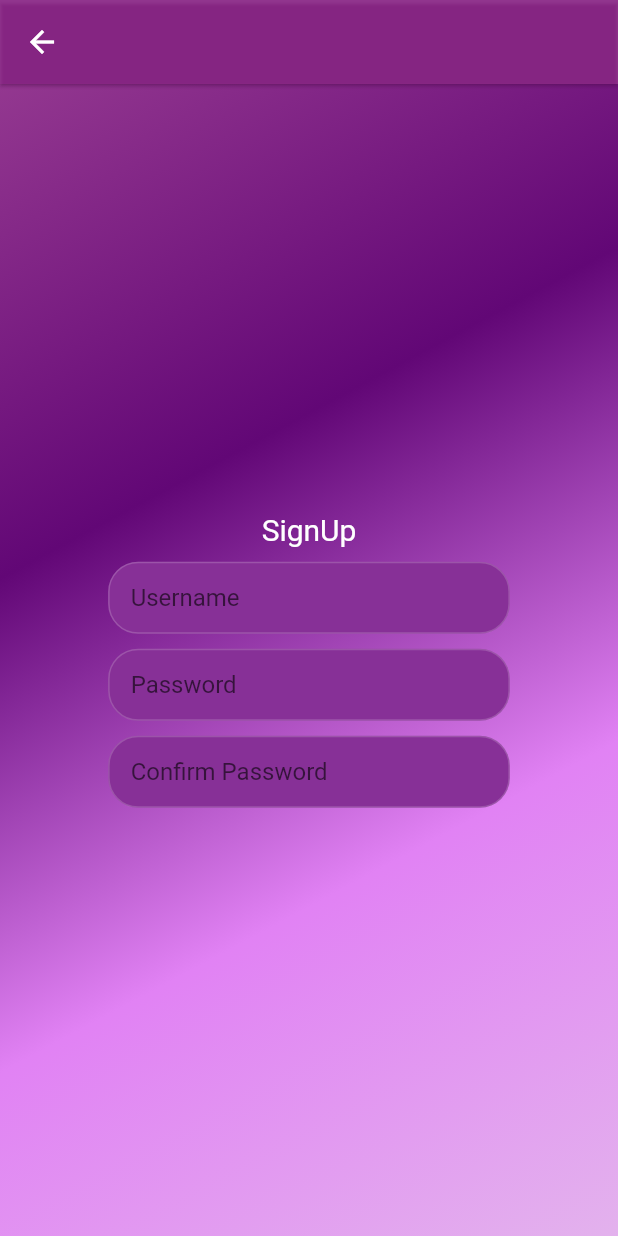
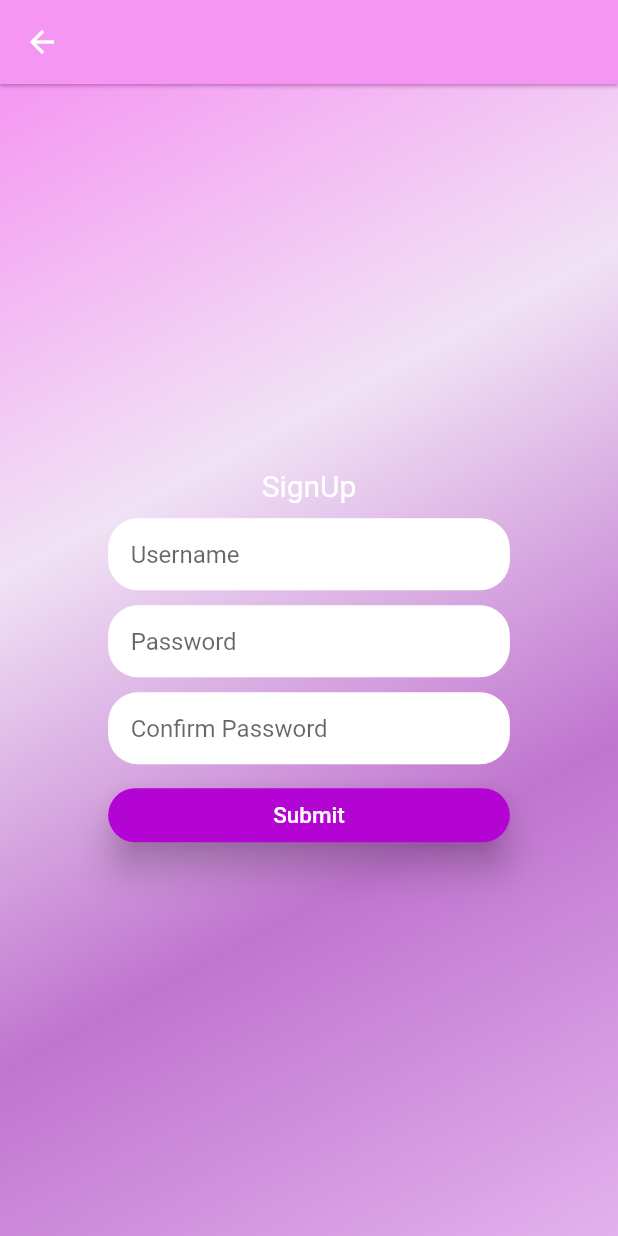
Before and after one commit to Mukesh-MP/MathQ, a Flutter app: the screen it shows after launch, after a tap on "Sign Up", on a phone screen of 412 x 824 dp. Run offline on Flutter 3.47's test engine with Material 2 defaults, Android fonts, the phone set to English and light mode, and no system bars; our stand-ins replace firebase_auth, firebase_core, get; accounts and stored records are empty.

Commit message:
login and resgister using firebase

```diff
--- /dev/null
+++ b/lib/firebase/gobal.dart
@@ -0,0 +1,28 @@
+import 'dart:io';
+
+import 'package:firebase_core/firebase_core.dart';
+import 'package:flutter/foundation.dart';
+import 'package:mathq/firebase_options.dart';
+
+FirebaseApp? app;
+
+Future<void> firebaseGlobal() async {
+  try {
+    if (Platform.isAndroid) {
+      app = await Firebase.initializeApp(
+              name: "MathQ_Firebase_Android",
+              options: DefaultFirebaseOptions.android)
+          .catchError((error) {
+        if (kDebugMode) {
+          print("Firebase initialization failure");
+        }
+
+        throw error;
+      });
+    } else {}
+  } catch (error) {
+    if (kDebugMode) {
+      print(error.toString());
+    }
+  }
+}
--- a/lib/login/login_controller.dart
+++ /dev/null
@@ -1,5 +0,0 @@
-import 'package:get/get.dart';
-
-class LoginController extends GetxController {
-  RxBool signInOptional = false.obs;
-}
--- a/lib/login/screen/login_screen.dart
+++ b/lib/login/screen/login_screen.dart
@@ -1,14 +1,14 @@
 import 'package:flutter/material.dart';
 import 'package:get/get.dart';
-import 'package:mathq/login/login_controller.dart';
+import 'package:mathq/login/controller/login_controller.dart';
 import 'package:mathq/login/screen/signup_screen.dart';
 
 LinearGradient loginGradient = const LinearGradient(
     begin: Alignment.topLeft,
     end: Alignment.bottomRight,
     colors: [
-      Color.fromARGB(255, 50, 1, 48),
-      Color.fromARGB(255, 98, 7, 118),
+      Color.fromARGB(255, 239, 81, 234),
+      Color.fromARGB(255, 241, 226, 245),
       Color.fromARGB(255, 192, 116, 207)
     ]);
 
@@ -41,8 +41,9 @@ class LoginScreen extends StatelessWidget {
                         children: [
                           SizedBox(
                             width: width * .65,
-                            child: const TextField(
-                              decoration: InputDecoration(
+                            child: TextField(
+                              controller: loginController.emailController,
+                              decoration: const InputDecoration(
                                   enabledBorder: OutlineInputBorder(
                                       borderRadius:
                                           BorderRadius.all(Radius.circular(20)),
@@ -55,11 +56,11 @@ class LoginScreen extends StatelessWidget {
                                           BorderRadius.all(Radius.circular(20)),
                                       borderSide: BorderSide(
                                         color:
-                                            Color.fromARGB(143, 255, 255, 255),
+                                            Color.fromARGB(143, 199, 73, 253),
                                       )),
                                   contentPadding: EdgeInsets.only(left: 15),
                                   filled: true,
-                                  fillColor: Color.fromARGB(255, 115, 24, 132),
+                                  fillColor: Colors.white,
                                   hintText: "Username",
                                   border: OutlineInputBorder(
                                       borderRadius: BorderRadius.all(
@@ -71,8 +72,9 @@ class LoginScreen extends StatelessWidget {
                           ),
                           SizedBox(
                             width: width * .65,
-                            child: const TextField(
-                              decoration: InputDecoration(
+                            child: TextField(
+                              controller: loginController.passwordController,
+                              decoration: const InputDecoration(
                                   enabledBorder: OutlineInputBorder(
                                       borderRadius:
                                           BorderRadius.all(Radius.circular(20)),
@@ -85,7 +87,7 @@ class LoginScreen extends StatelessWidget {
                                           BorderRadius.all(Radius.circular(20)),
                                       borderSide: BorderSide(
                                         color:
-                                            Color.fromARGB(143, 255, 255, 255),
+                                            Color.fromARGB(143, 199, 73, 253),
                                       )),
                                   contentPadding: EdgeInsets.only(left: 15),
                                   hintText: "Password",
@@ -93,7 +95,7 @@ class LoginScreen extends StatelessWidget {
                                       borderRadius: BorderRadius.all(
                                           Radius.circular(20))),
                                   filled: true,
-                                  fillColor: Color.fromARGB(255, 115, 24, 132)),
+                                  fillColor: Colors.white),
                             ),
                           ),
                           const SizedBox(
@@ -113,7 +115,7 @@ class LoginScreen extends StatelessWidget {
                               shadowColor:
                                   MaterialStatePropertyAll(Colors.black),
                               backgroundColor: MaterialStatePropertyAll(
-                                  Color.fromARGB(255, 115, 24, 132)),
+                                  Color.fromARGB(162, 224, 83, 249)),
                               elevation: MaterialStatePropertyAll(10),
                               shape: MaterialStatePropertyAll(
                                   RoundedRectangleBorder(
@@ -122,7 +124,9 @@ class LoginScreen extends StatelessWidget {
                           onPressed: () {
                             if (loginController.signInOptional.value == false) {
                               loginController.signInOptional.value = true;
-                            } else {}
+                            } else {
+                              loginController.login();
+                            }
                           },
                           child: const Text(
                             "Sign In",
@@ -143,7 +147,7 @@ class LoginScreen extends StatelessWidget {
                     child: ElevatedButton(
                       style: const ButtonStyle(
                           backgroundColor: MaterialStatePropertyAll(
-                              Color.fromARGB(255, 115, 24, 132)),
+                              Color.fromARGB(161, 122, 32, 138)),
                           elevation: MaterialStatePropertyAll(10),
                           shape: MaterialStatePropertyAll(
                               RoundedRectangleBorder(
--- a/lib/login/screen/signup_screen.dart
+++ b/lib/login/screen/signup_screen.dart
@@ -1,12 +1,14 @@
 import 'package:flutter/material.dart';
+import 'package:get/get.dart';
+import 'package:mathq/login/controller/login_controller.dart';
 
 LinearGradient signupGradient = const LinearGradient(
     begin: Alignment.topLeft,
     end: Alignment.bottomRight,
     colors: [
-      Color.fromARGB(210, 125, 14, 121),
-      Color.fromARGB(255, 98, 7, 118),
-      Color.fromARGB(255, 225, 130, 244),
+      Color.fromARGB(255, 245, 151, 242),
+      Color.fromARGB(255, 241, 226, 245),
+      Color.fromARGB(255, 192, 116, 207),
       Color.fromARGB(255, 227, 178, 237)
     ]);
 
@@ -15,13 +17,14 @@ class SignUpScreen extends StatelessWidget {
 
   @override
   Widget build(BuildContext context) {
+    var loginController = Get.put(LoginController());
     var width = MediaQuery.of(context).size.width;
     return Scaffold(
         resizeToAvoidBottomInset: false,
         appBar: AppBar(
-          shadowColor: const Color.fromARGB(210, 125, 14, 121),
+          shadowColor: const Color.fromARGB(255, 234, 103, 230),
           elevation: 1,
-          backgroundColor: const Color.fromARGB(210, 125, 14, 121),
+          backgroundColor: const Color.fromARGB(255, 245, 151, 242),
         ),
         body: Container(
             width: double.maxFinite,
@@ -43,8 +46,9 @@ class SignUpScreen extends StatelessWidget {
                   ),
                   SizedBox(
                     width: width * .65,
-                    child: const TextField(
-                      decoration: InputDecoration(
+                    child: TextField(
+                      controller: loginController.emailController,
+                      decoration: const InputDecoration(
                           enabledBorder: OutlineInputBorder(
                               borderRadius:
                                   BorderRadius.all(Radius.circular(20)),
@@ -59,7 +63,7 @@ class SignUpScreen extends StatelessWidget {
                               )),
                           contentPadding: EdgeInsets.only(left: 15),
                           filled: true,
-                          fillColor: Color.fromARGB(255, 135, 48, 151),
+                          fillColor: Colors.white,
                           hintText: "Username",
                           border: OutlineInputBorder(
                               borderRadius:
@@ -71,8 +75,9 @@ class SignUpScreen extends StatelessWidget {
                   ),
                   SizedBox(
                     width: width * .65,
-                    child: const TextField(
-                      decoration: InputDecoration(
+                    child: TextField(
+                      controller: loginController.passwordController,
+                      decoration: const InputDecoration(
                           enabledBorder: OutlineInputBorder(
                               borderRadius:
                                   BorderRadius.all(Radius.circular(20)),
@@ -91,7 +96,7 @@ class SignUpScreen extends StatelessWidget {
                               borderRadius:
                                   BorderRadius.all(Radius.circular(20))),
                           filled: true,
-                          fillColor: Color.fromARGB(255, 135, 48, 151)),
+                          fillColor: Colors.white),
                     ),
                   ),
                   const SizedBox(
@@ -99,8 +104,9 @@ class SignUpScreen extends StatelessWidget {
                   ),
                   SizedBox(
                     width: width * .65,
-                    child: const TextField(
-                      decoration: InputDecoration(
+                    child: TextField(
+                      controller: loginController.confirmPasswordController,
+                      decoration: const InputDecoration(
                           enabledBorder: OutlineInputBorder(
                               borderRadius:
                                   BorderRadius.all(Radius.circular(20)),
@@ -119,9 +125,35 @@ class SignUpScreen extends StatelessWidget {
                               borderRadius:
                                   BorderRadius.all(Radius.circular(20))),
                           filled: true,
-                          fillColor: Color.fromARGB(255, 135, 48, 151)),
+                          fillColor: Colors.white),
                     ),
-                  )
+                  ),
+                  const SizedBox(
+                    height: 10,
+                  ),
+                  SizedBox(
+                    width: width * .65,
+                    child: ElevatedButton(
+                      style: const ButtonStyle(
+                          backgroundColor: MaterialStatePropertyAll(
+                              Color.fromARGB(255, 180, 4, 211)),
+                          elevation: MaterialStatePropertyAll(10),
+                          shape: MaterialStatePropertyAll(
+                              RoundedRectangleBorder(
+                                  borderRadius:
+                                      BorderRadius.all(Radius.circular(20))))),
+                      onPressed: () {
+                        loginController.signUpSubmit();
+                      },
+                      child: const Text(
+                        "Submit",
+                        style: TextStyle(
+                            fontSize: 15,
+                            color: Colors.white,
+                            fontWeight: FontWeight.w500),
+                      ),
+                    ),
+                  ),
                 ]))));
   }
 }
--- a/lib/main.dart
+++ b/lib/main.dart
@@ -1,23 +1,11 @@
-import 'dart:io';
-
 import 'package:flutter/material.dart';
 import 'package:get/get.dart';
+import 'package:mathq/firebase/gobal.dart';
 import 'package:mathq/splash_screen/splash_screen.dart';
-import 'package:firebase_core/firebase_core.dart';
-import 'firebase_options.dart';
 
 void main() async {
   WidgetsFlutterBinding.ensureInitialized();
-  FirebaseApp app;
-  try {
-    if (Platform.isAndroid) {
-      app = await Firebase.initializeApp(
-          name: "MathQ_Firebase_Android",
-          options: DefaultFirebaseOptions.android);
-    }
-  } catch (e) {
-    print(e);
-  }
+  await firebaseGlobal();
 
   runApp(const MyApp());
 }
--- /dev/null
+++ b/lib/widgets/log.dart
@@ -0,0 +1,9 @@
+import 'package:flutter/foundation.dart';
+
+class CustomLog {
+  static customprint(String customprint) {
+    if (kDebugMode) {
+      print(customprint.toString());
+    }
+  }
+}
--- a/pubspec.yaml
+++ b/pubspec.yaml
@@ -37,6 +37,9 @@ dependencies:
   # Use with the CupertinoIcons class for iOS style icons.
   cupertino_icons: ^1.0.2
   firebase_core: ^2.16.0
+  firebase_auth: ^4.10.0
+  firebase_database: ^10.2.6
+  fluttertoast: ^8.2.2
 
 dev_dependencies:
   flutter_test:
```
Also changed, not shown: lib/login/controller/login_controller.dart (added, +74 -0 lines), lib/widgets/toast.dart (added, +42 -0 lines), lib/firebase_options.dart, pubspec.lock, 7 other files.
